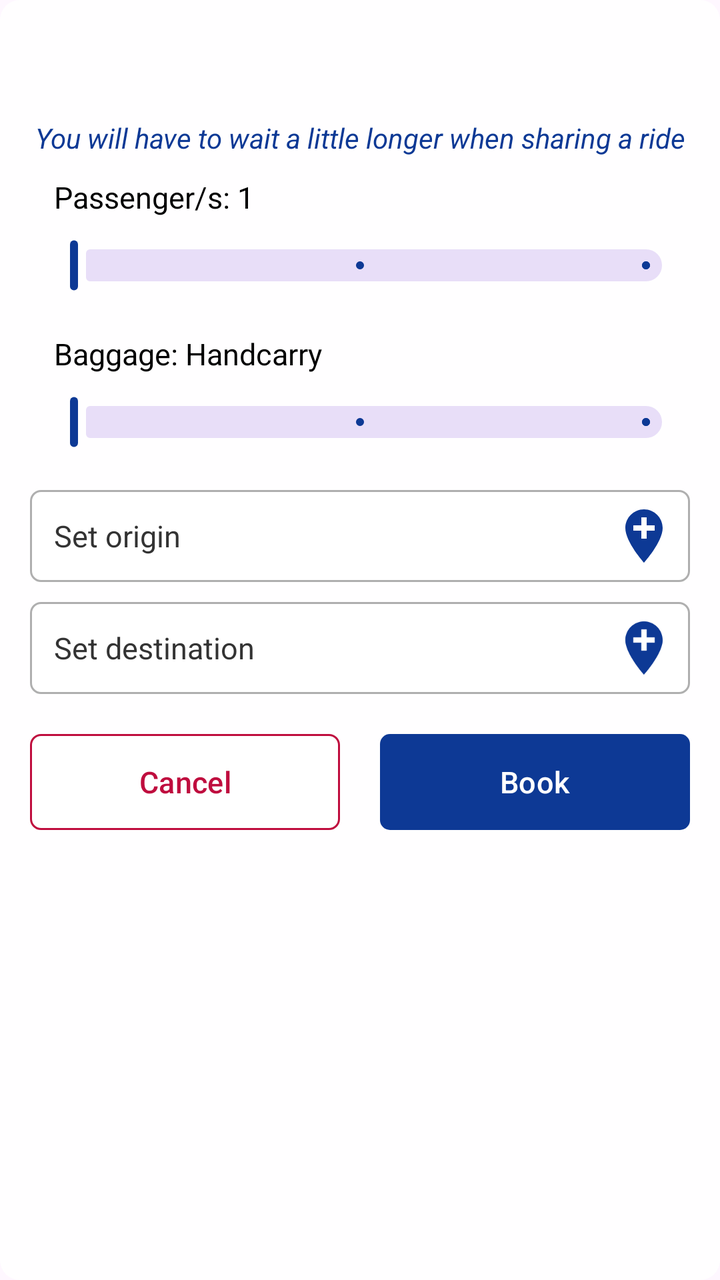
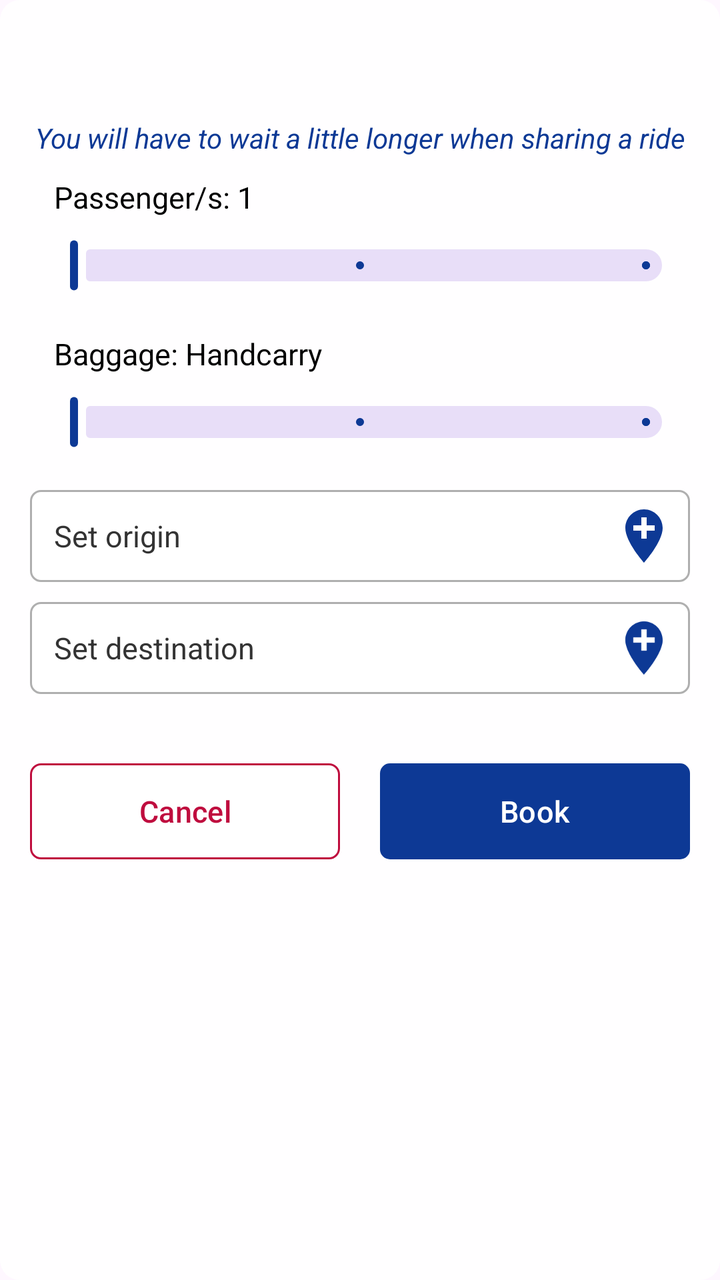

Two renders of the same Android screen: before a commit and after it. Below are the layout's source before the change and the commit's diff.
<!-- AndroidManifest.xml: application theme Theme.TodaGo -->
<!-- res/layout/dialog_ride_picker.xml -->
<?xml version="1.0" encoding="utf-8"?>
<LinearLayout xmlns:android="http://schemas.android.com/apk/res/android"
    xmlns:app="http://schemas.android.com/apk/res-auto"
    android:layout_width="match_parent"
    android:layout_height="wrap_content"
    android:background="@drawable/dialog"
    android:orientation="vertical"
    android:padding="15dp">

    <TextView
        android:id="@+id/title"
        android:layout_width="match_parent"
        android:layout_height="wrap_content"
        android:layout_marginBottom="10dp"
        android:textAllCaps="true"
        android:textColor="@color/blue_dark"
        android:textSize="18sp"
        android:textStyle="bold" />

    <TextView
        android:id="@+id/message"
        android:layout_width="match_parent"
        android:layout_height="wrap_content"
        android:layout_marginTop="10dp"
        android:gravity="center"
        android:text="@string/share_ride_message"
        android:textColor="@color/blue_dark"
        android:textSize="14sp"
        android:textStyle="italic" />

    <LinearLayout
        android:layout_width="match_parent"
        android:layout_height="wrap_content"
        android:layout_marginTop="10dp"
        android:orientation="vertical">

        <TextView
            android:id="@+id/passenger_count"
            android:layout_width="match_parent"
            android:layout_height="wrap_content"
            android:paddingHorizontal="12dp"
            android:text="@string/passengers"
            android:textColor="@color/black"
            android:textColorHint="@color/gray_dark"
            android:textSize="15sp" />

        <com.google.android.material.slider.Slider
            android:id="@+id/passenger_slider"
            android:layout_width="match_parent"
            android:layout_height="wrap_content"
            android:stepSize="1"
            android:valueFrom="1"
            android:valueTo="3"
            app:labelBehavior="gone"
            app:thumbColor="@color/blue_dark"
            app:thumbHeight="25dp"
            app:tickColor="@color/blue_dark"
            app:tickVisible="true"
            app:trackColorActive="@color/blue_dark" />

    </LinearLayout>

    <LinearLayout
        android:layout_width="match_parent"
        android:layout_height="wrap_content"
        android:layout_marginVertical="10dp"
        android:orientation="vertical">

        <TextView
            android:id="@+id/baggage_class"
            android:layout_width="match_parent"
            android:layout_height="wrap_content"
            android:paddingHorizontal="12dp"
            android:text="@string/baggage"
            android:textColor="@color/black"
            android:textColorHint="@color/gray_dark"
            android:textSize="15sp" />

        <com.google.android.material.slider.Slider
            android:id="@+id/baggage_slider"
            android:layout_width="match_parent"
            android:layout_height="wrap_content"
            android:stepSize="1"
            android:valueFrom="1"
            android:valueTo="3"
            app:labelBehavior="gone"
            app:thumbColor="@color/blue_dark"
            app:thumbHeight="25dp"
            app:tickColor="@color/blue_dark"
            app:tickVisible="true"
            app:trackColorActive="@color/blue_dark" />

    </LinearLayout>

    <LinearLayout
        android:id="@+id/locationPickerOrigin"
        android:layout_width="match_parent"
        android:layout_height="wrap_content"
        android:background="@drawable/input_bg"
        android:orientation="horizontal">

        <TextView
            android:id="@+id/location_Origin"
            android:layout_width="0dp"
            android:layout_height="46dp"
            android:layout_weight="1"
            android:clickable="false"
            android:focusable="false"
            android:gravity="center_vertical"
            android:hint="@string/set_origin"
            android:paddingHorizontal="12dp"
            android:textColor="@color/black"
            android:textColorHint="@color/gray_dark"
            android:textSize="15sp" />

        <ImageButton
            android:layout_width="46dp"
            android:layout_height="46dp"
            android:background="@android:color/transparent"
            android:clickable="false"
            android:contentDescription="@string/location_picker"
            android:focusable="false"
            android:padding="7dp"
            android:scaleType="fitCenter"
            android:src="@drawable/add_location" />

    </LinearLayout>

    <LinearLayout
        android:id="@+id/locationPickerDestination"
        android:layout_width="match_parent"
        android:layout_height="wrap_content"
        android:layout_marginVertical="10dp"
        android:background="@drawable/input_bg"
        android:orientation="horizontal">

        <TextView
            android:id="@+id/location_Destination"
            android:layout_width="0dp"
            android:layout_height="46dp"
            android:layout_weight="1"
            android:clickable="false"
            android:focusable="false"
            android:gravity="center_vertical"
            android:hint="@string/set_destination"
            android:paddingHorizontal="12dp"
            android:textColor="@color/black"
            android:textColorHint="@color/gray_dark"
            android:textSize="15sp" />

        <ImageButton
            android:layout_width="46dp"
            android:layout_height="46dp"
            android:background="@android:color/transparent"
            android:clickable="false"
            android:contentDescription="@string/location_picker"
            android:focusable="false"
            android:padding="7dp"
            android:scaleType="fitCenter"
            android:src="@drawable/add_location" />

    </LinearLayout>

    <LinearLayout
        android:layout_width="match_parent"
        android:layout_height="wrap_content"
        android:layout_marginTop="10dp"
        android:orientation="horizontal">

        <com.google.android.material.button.MaterialButton
            android:id="@+id/btn_Cancel"
            android:layout_width="match_parent"
            android:layout_height="wrap_content"
            android:layout_marginEnd="10dp"
            android:layout_weight="1"
            android:background="@drawable/box_white_red"
            android:text="@string/cancel"
            android:textColor="@color/red"
            android:textSize="15sp"
            app:backgroundTint="@null"
            app:backgroundTintMode="@null" />

        <com.google.android.material.button.MaterialButton
            android:id="@+id/btn_book"
            android:layout_width="match_parent"
            android:layout_height="wrap_content"
            android:layout_marginStart="10dp"
            android:layout_weight="1"
            android:background="@drawable/box_blue_dark"
            android:text="@string/book"
            android:textColor="@color/white"
            android:textSize="15sp"
            app:backgroundTint="@null"
            app:backgroundTintMode="@null" />

    </LinearLayout>

</LinearLayout>
<!-- resources referenced by this layout -->
<resources>
  <color name="black">#FF000000</color>
  <color name="blue_dark">#0D3995</color>
  <color name="gray_dark">#333333</color>
  <color name="red">#FFBF0D3E</color>
  <color name="white">#FFFFFFFF</color>
  <!-- drawable add_location (drawable) -->
  <vector xmlns:android="http://schemas.android.com/apk/res/android"
      android:width="24dp"
      android:height="24dp"
      android:tint="@color/blue_dark"
      android:viewportWidth="24"
      android:viewportHeight="24">
  
      <path
          android:fillColor="@android:color/white"
          android:pathData="M12,2C8.14,2 5,5.14 5,9c0,5.25 7,13 7,13s7,-7.75 7,-13c0,-3.86 -3.14,-7 -7,-7zM16,10h-3v3h-2v-3L8,10L8,8h3L11,5h2v3h3v2z" />
  
  </vector>
  <!-- drawable box_blue_dark (drawable) -->
  <?xml version="1.0" encoding="utf-8"?>
  <selector xmlns:android="http://schemas.android.com/apk/res/android">
      <item android:state_pressed="true">
          <shape android:shape="rectangle">
              <solid android:color="#1044AF" />
              <corners android:radius="5dp" />
          </shape>
      </item>
      <item android:state_enabled="false">
          <shape android:shape="rectangle">
              <solid android:color="#BF0D3995" />
              <corners android:radius="5dp" />
          </shape>
      </item>
      <item>
          <shape android:shape="rectangle">
              <solid android:color="@color/blue_dark" />
              <corners android:radius="5dp" />
          </shape>
      </item>
  </selector>
  <!-- drawable box_white_red (drawable) -->
  <?xml version="1.0" encoding="utf-8"?>
  <selector xmlns:android="http://schemas.android.com/apk/res/android">
      <item android:state_pressed="true">
          <shape android:shape="rectangle">
              <solid android:color="#E6E6E6" />
              <corners android:radius="5dp" />
              <stroke android:width="1dp" android:color="@color/red" />
          </shape>
      </item>
      <item android:state_enabled="false">
          <shape android:shape="rectangle">
              <solid android:color="#E2E2E2" />
              <corners android:radius="5dp" />
              <stroke android:width="1dp" android:color="#E27D9A" />
          </shape>
      </item>
      <item>
          <shape android:shape="rectangle">
              <solid android:color="@color/white" />
              <corners android:radius="5dp" />
              <stroke android:width="1dp" android:color="@color/red" />
          </shape>
      </item>
  </selector>
  <!-- drawable dialog (drawable) -->
  <?xml version="1.0" encoding="utf-8"?>
  <shape android:shape="rectangle" xmlns:android="http://schemas.android.com/apk/res/android">
      <solid android:color="#E6FFFFFF"/>
      <corners android:radius="10dp"/>
  </shape>
  <!-- drawable input_bg (drawable) -->
  <?xml version="1.0" encoding="utf-8"?>
  <shape xmlns:android="http://schemas.android.com/apk/res/android"
      android:shape="rectangle">
      <solid android:color="@color/white" />
      <corners android:radius="5dp" />
      <stroke
          android:width="1dp"
          android:color="@color/gray_light_light" />
  </shape>
  <string name="baggage">Baggage: Handcarry</string>
  <string name="book">Book</string>
  <string name="cancel">Cancel</string>
  <string name="location_picker">Location picker</string>
  <string name="passengers">Passenger/s: 1</string>
  <string name="set_destination">Set destination</string>
  <string name="set_origin">Set origin</string>
  <string name="share_ride_message">You will have to wait a little longer when sharing a ride</string>
  <style name="Theme.TodaGo" parent="Theme.Material3.Light.NoActionBar">
          
      </style>
  <color name="gray_light_light">#AFAFAF</color>
</resources>

<!-- the commit's change to res/layout/dialog_ride_picker.xml (unified diff, before → after) -->
@@ -161,6 +161,15 @@
 
     </LinearLayout>
 
+    <TextView
+        android:id="@+id/terms"
+        android:layout_width="match_parent"
+        android:layout_height="wrap_content"
+        android:gravity="center"
+        android:textColor="@color/gray_dark"
+        android:textSize="11sp"
+        android:textStyle="italic" />
+
     <LinearLayout
         android:layout_width="match_parent"
         android:layout_height="wrap_content"
